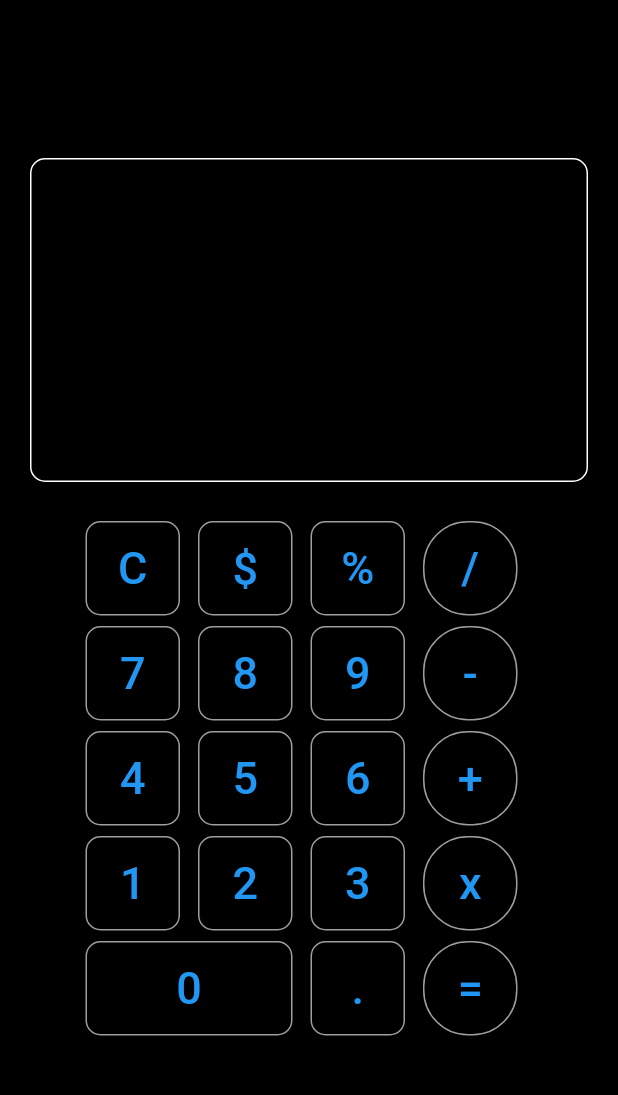
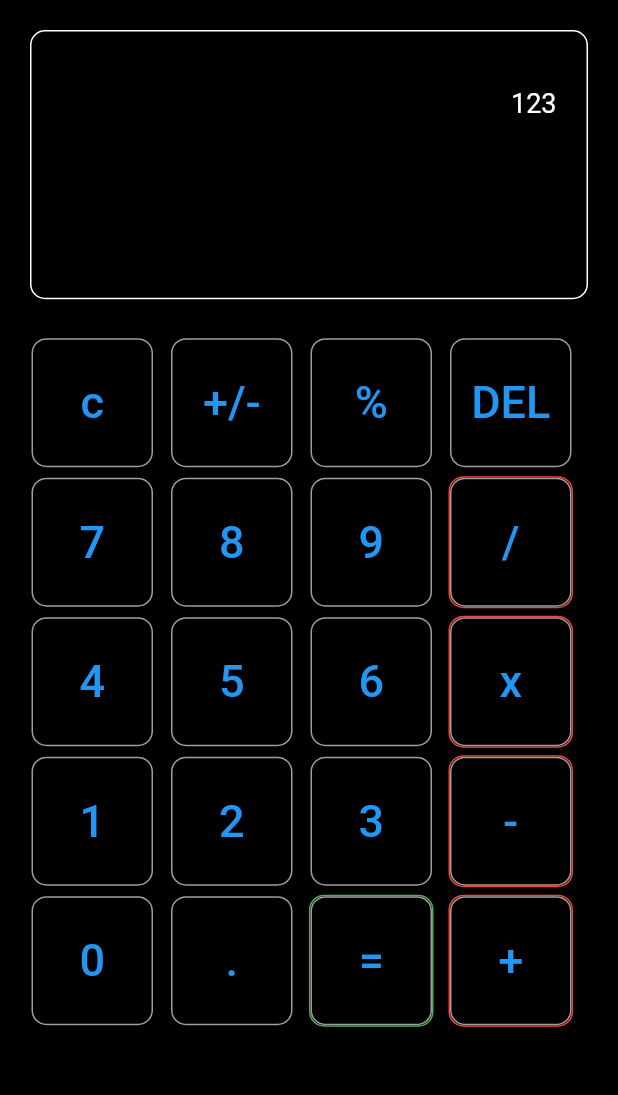
Before and after one commit to iamhiutrun/Calculator-UI, a Flutter app: the screen it shows after launch, on a phone screen of 412 x 824 dp, the part 84-1179 px from its top. Run offline on Flutter 3.47's test engine with Material 2 defaults, Android fonts, the phone set to English and light mode, and no system bars; our stand-ins replace math_expressions.

```diff
--- a/lib/main.dart
+++ b/lib/main.dart
@@ -1,4 +1,6 @@
+import 'package:flutter/gestures.dart';
 import 'package:flutter/material.dart';
+import 'package:math_expressions/math_expressions.dart';
 
 void main() {
   runApp(const MyApp());
@@ -29,6 +31,48 @@ class MyHomePage extends StatefulWidget {
 }
 
 class _MyHomePageState extends State<MyHomePage> {
+  var userInput = '123';
+  var answer = '';
+
+  final List<String> _buttons = [
+    'c',
+    '+/-',
+    '%',
+    'DEL',
+    '7',
+    '8',
+    '9',
+    '/',
+    '4',
+    '5',
+    '6',
+    'x',
+    '1',
+    '2',
+    '3',
+    '-',
+    '0',
+    '.',
+    '=',
+    '+'
+  ];
+
+  bool isOperator(String x) {
+    if (x == '/' || x == 'x' || x == '-' || x == '+' || x == '=') {
+      return true;
+    }
+    return false;
+  }
+
+  void onEqualButtonPressed() {
+    String calculation = userInput.replaceAll('x', '*');
+    Parser p = Parser();
+    Expression exp = p.parse(calculation);
+    ContextModel cm = ContextModel();
+    double eval = exp.evaluate(EvaluationType.REAL, cm);
+    answer = eval.toString();
+  }
+
   @override
   Widget build(BuildContext context) {
     return Scaffold(
@@ -41,93 +85,115 @@ class _MyHomePageState extends State<MyHomePage> {
           mainAxisAlignment: MainAxisAlignment.center,
           crossAxisAlignment: CrossAxisAlignment.start,
           children: <Widget>[
-            const Spacer(),
+            // const Spacer(),
             Expanded(
-              flex: 3,
+              flex: 2,
               child: Padding(
                 padding: const EdgeInsets.all(20.0),
                 child: Container(
+                  width: double.infinity,
                   decoration: BoxDecoration(
                       border: Border.all(
                         color: Colors.white,
                       ),
                       borderRadius:
                           const BorderRadius.all(Radius.circular(10))),
+                  child: Column(
+                    mainAxisAlignment: MainAxisAlignment.spaceEvenly,
+                    children: [
+                      Container(
+                        padding: const EdgeInsets.all(20),
+                        alignment: Alignment.centerRight,
+                        child: Text(userInput,
+                            textAlign: TextAlign.end,
+                            style: const TextStyle(
+                                fontSize: 18, color: Colors.white)),
+                      ),
+                      Container(
+                        padding: const EdgeInsets.all(15),
+                        alignment: Alignment.centerRight,
+                        child: Text(
+                          answer,
+                          style: const TextStyle(
+                              fontSize: 30,
+                              color: Colors.white,
+                              fontWeight: FontWeight.bold),
+                        ),
+                      )
+                    ],
+                  ),
                 ),
               ),
             ),
             Expanded(
               flex: 5,
-              child: Column(
-                mainAxisAlignment: MainAxisAlignment.center,
-                children: <Widget>[
-                  Row(
-                    mainAxisAlignment: MainAxisAlignment.center,
-                    children: [
-                      Button(text: 'C', callback: (String value) {}),
-                      Button(text: '\$', callback: (String value) {}),
-                      Button(text: '%', callback: (String value) {}),
-                      Button(
-                          text: '/',
-                          isCircle: true,
-                          callback: (String value) {}),
-                    ],
-                  ),
-                  Row(
-                    mainAxisAlignment: MainAxisAlignment.center,
-                    children: [
-                      Button(text: '7', callback: (String value) {}),
-                      Button(text: '8', callback: (String value) {}),
-                      Button(text: '9', callback: (String value) {}),
-                      Button(
-                          text: '-',
-                          isCircle: true,
-                          callback: (String value) {}),
-                    ],
-                  ),
-                  Row(
-                    mainAxisAlignment: MainAxisAlignment.center,
-                    children: [
-                      Button(text: '4', callback: (String value) {}),
-                      Button(text: '5', callback: (String value) {}),
-                      Button(text: '6', callback: (String value) {}),
-                      Button(
-                          text: '+',
-                          isCircle: true,
-                          callback: (String value) {}),
-                    ],
-                  ),
-                  Row(
-                    mainAxisAlignment: MainAxisAlignment.center,
-                    children: [
-                      Button(text: '1', callback: (String value) {}),
-                      Button(text: '2', callback: (String value) {}),
-                      Button(text: '3', callback: (String value) {}),
-                      Button(
-                          text: 'x',
-                          isLarge: false,
-                          isCircle: true,
-                          callback: (String value) {}),
-                    ],
-                  ),
-                  Row(
-                    mainAxisAlignment: MainAxisAlignment.center,
-                    children: [
-                      Button(
-                          text: '0',
-                          isLarge: true,
-                          callback: (String value) {}),
-                      Button(text: '.', callback: (String value) {}),
-                      Button(
-                          text: '=',
-                          isCircle: true,
-                          callback: (String value) {}),
-                    ],
-                  ),
-                  const Spacer(),
-                ],
+              child: GridView.builder(
+                dragStartBehavior: DragStartBehavior.start,
+                padding: const EdgeInsets.symmetric(horizontal: 20),
+                itemCount: _buttons.length,
+                gridDelegate: const SliverGridDelegateWithFixedCrossAxisCount(
+                    crossAxisCount: 4),
+                itemBuilder: (BuildContext context, int index) {
+                  if (index == 0) {
+                    // C button
+                    return Button(
+                      text: _buttons[0],
+                      callback: (value) {
+                        setState(() {
+                          userInput = '';
+                          answer = '';
+                        });
+                      },
+                    );
+                  } else if (index == 1) {
+                    // negate userInput
+                    return Button(
+                      text: _buttons[1],
+                      callback: (value) {
+                        setState(() {
+                          userInput = '-(' + userInput + ')';
+                        });
+                      },
+                    );
+                  } else if (index == 3) {
+                    return Button(
+                      text: _buttons[3],
+                      callback: (value) {
+                        setState(() {
+                          userInput =
+                              userInput.substring(0, userInput.length - 1);
+                        });
+                      },
+                    );
+                  } else if (index == 18) {
+                    // = button
+                    return Button(
+                      color: Colors.green,
+                      text: _buttons[18],
+                      callback: (value) {
+                        setState(() {
+                          onEqualButtonPressed();
+                        });
+                      },
+                    );
+                  } else {
+                    // other buttons
+                    return Button(
+                      text: _buttons[index],
+                      color: isOperator(_buttons[index])
+                          ? Colors.red
+                          : Colors.black,
+                      callback: (value) {
+                        setState(() {
+                          userInput += value;
+                        });
+                      },
+                    );
+                  }
+                },
               ),
             ),
+            // const Spacer(),
           ],
         ),
       ),
@@ -139,15 +205,15 @@ class Button extends StatelessWidget {
   final String text;
   final bool isLarge;
   final bool isCircle;
-  final int textColor;
+  final Color? color;
   final Function callback;
   const Button(
       {required this.text,
       this.isLarge = false,
       this.isCircle = false,
-      this.textColor = 0xFFFFFFFF,
       required this.callback,
-      Key? key})
+      Key? key,
+      this.color})
       : super(key: key);
 
   @override
@@ -156,7 +222,7 @@ class Button extends StatelessWidget {
       margin: const EdgeInsets.only(top: 5, right: 10),
       decoration: BoxDecoration(
           border: Border.all(
-            color: Colors.black,
+            color: color ?? Colors.black,
           ),
           borderRadius: BorderRadius.all(Radius.circular(isCircle ? 30 : 10))),
       width: isLarge ? 140 : 65,
--- a/pubspec.yaml
+++ b/pubspec.yaml
@@ -34,6 +34,7 @@ dependencies:
   # The following adds the Cupertino Icons font to your application.
   # Use with the CupertinoIcons class for iOS style icons.
   cupertino_icons: ^1.0.2
+  math_expressions: ^2.2.0
 
 dev_dependencies:
   flutter_test:
```
Also changed, not shown: pubspec.lock.
